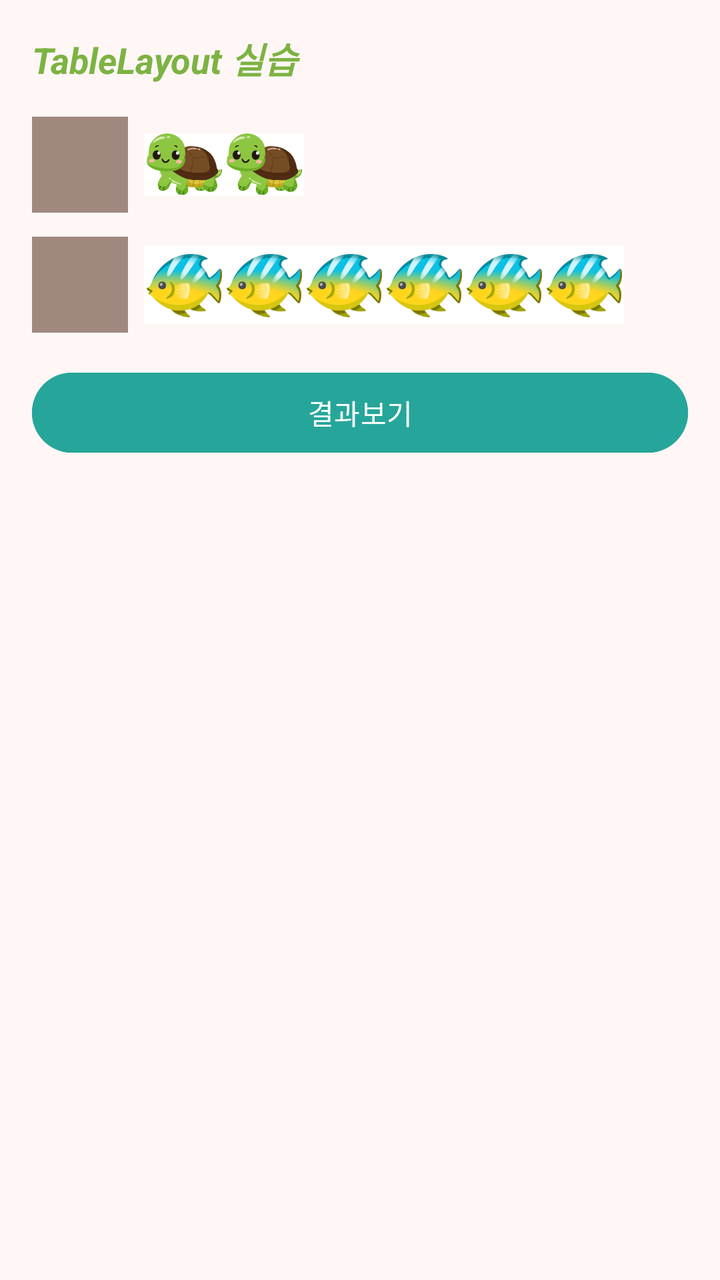
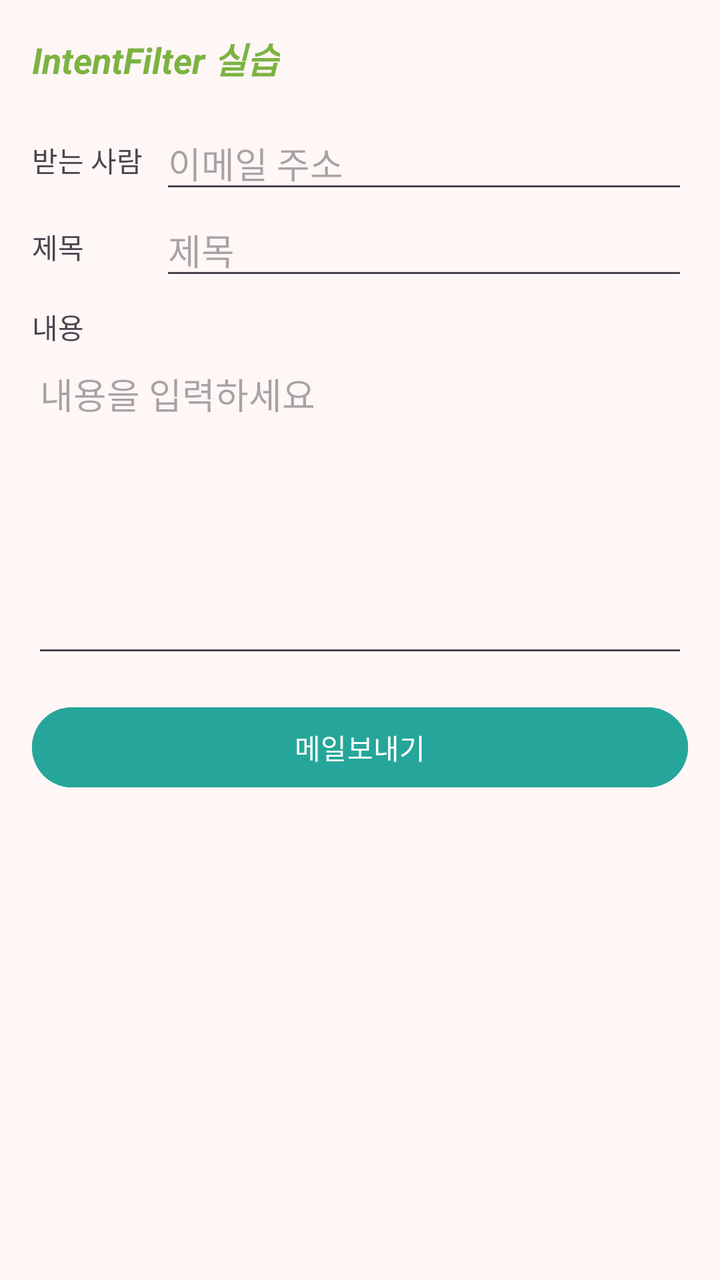

Screens rendered from an Android XML layout before and after an edit, with the pre-edit source and the edit as a unified diff.
<!-- AndroidManifest.xml: application theme Theme.HelloWorld -->
<!-- res/layout/activity_main.xml -->
<?xml version="1.0" encoding="utf-8"?>
<TableLayout xmlns:android="http://schemas.android.com/apk/res/android"
    xmlns:tools="http://schemas.android.com/tools"
    android:id="@+id/main"
    android:layout_width="match_parent"
    android:layout_height="match_parent"
    android:background="#FFF6F6"
    android:padding="16dp"
    tools:context=".MainActivity">

    
    <TextView
        android:layout_width="wrap_content"
        android:layout_height="wrap_content"
        android:layout_marginBottom="16dp"
        android:text="TableLayout 실습"
        android:textColor="#7CB342"
        android:textSize="18sp"
        android:textStyle="bold|italic" />

    
    <TableRow
        android:id="@+id/tableRow1"
        android:layout_width="match_parent"
        android:layout_height="wrap_content"
        android:gravity="center_vertical"
        android:layout_marginBottom="12dp">

        <EditText
            android:id="@+id/editText1"
            android:layout_width="48dp"
            android:layout_height="48dp"
            android:background="#A1887F"
            android:gravity="center"
            android:inputType="number"
            android:maxLength="2"
            android:textColor="#FFFFFF" />

        <ImageView
            android:layout_width="40dp"
            android:layout_height="40dp"
            android:layout_marginStart="8dp"
            android:contentDescription="거북이"
            android:src="@drawable/turtle" />

        <ImageView
            android:layout_width="40dp"
            android:layout_height="40dp"
            android:contentDescription="거북이"
            android:src="@drawable/turtle" />
    </TableRow>

    
    <TableRow
        android:id="@+id/tableRow2"
        android:layout_width="match_parent"
        android:layout_height="wrap_content"
        android:gravity="center_vertical"
        android:layout_marginBottom="16dp">

        <EditText
            android:id="@+id/editText2"
            android:layout_width="48dp"
            android:layout_height="48dp"
            android:background="#A1887F"
            android:gravity="center"
            android:inputType="number"
            android:maxLength="2"
            android:textColor="#FFFFFF" />

        <ImageView
            android:layout_width="40dp"
            android:layout_height="40dp"
            android:layout_marginStart="8dp"
            android:contentDescription="물고기"
            android:src="@drawable/fish" />

        <ImageView
            android:layout_width="40dp"
            android:layout_height="40dp"
            android:contentDescription="물고기"
            android:src="@drawable/fish" />

        <ImageView
            android:layout_width="40dp"
            android:layout_height="40dp"
            android:contentDescription="물고기"
            android:src="@drawable/fish" />

        <ImageView
            android:layout_width="40dp"
            android:layout_height="40dp"
            android:contentDescription="물고기"
            android:src="@drawable/fish" />

        <ImageView
            android:layout_width="40dp"
            android:layout_height="40dp"
            android:contentDescription="물고기"
            android:src="@drawable/fish" />

        <ImageView
            android:layout_width="40dp"
            android:layout_height="40dp"
            android:contentDescription="물고기"
            android:src="@drawable/fish" />
    </TableRow>

    
    <Button
        android:id="@+id/button_result"
        android:layout_width="match_parent"
        android:layout_height="wrap_content"
        android:backgroundTint="#26A69A"
        android:onClick="onButtonClick"
        android:text="결과보기"
        android:textColor="#FFFFFF" />

</TableLayout>
<!-- resources referenced by this layout -->
<resources>
  <!-- drawable fish: png bitmap (drawable, 51769 bytes) -->
  <!-- drawable turtle: png bitmap (drawable, 43240 bytes) -->
  <style name="Theme.HelloWorld" parent="Base.Theme.HelloWorld" />
  <style name="Base.Theme.HelloWorld" parent="Theme.Material3.DayNight.NoActionBar">
          
          
      </style>
</resources>

<!-- the commit's change to res/layout/activity_main.xml (unified diff, before → after) -->
@@ -1,119 +1,87 @@
 <?xml version="1.0" encoding="utf-8"?>
-<TableLayout xmlns:android="http://schemas.android.com/apk/res/android"
+<LinearLayout xmlns:android="http://schemas.android.com/apk/res/android"
     xmlns:tools="http://schemas.android.com/tools"
     android:id="@+id/main"
     android:layout_width="match_parent"
     android:layout_height="match_parent"
     android:background="#FFF6F6"
+    android:orientation="vertical"
     android:padding="16dp"
     tools:context=".MainActivity">
+
+    <TextView
+        android:layout_width="wrap_content"
+        android:layout_height="wrap_content"
+        android:layout_marginBottom="16dp"
+        android:text="IntentFilter 실습"
+        android:textColor="#7CB342"
+        android:textSize="18sp"
+        android:textStyle="bold|italic" />
+
+    
+    <LinearLayout
+        android:layout_width="match_parent"
+        android:layout_height="wrap_content"
+        android:gravity="center_vertical"
+        android:orientation="horizontal">
+
+        <TextView
+            android:layout_width="64dp"
+            android:layout_height="wrap_content"
+            android:text="받는 사람" />
+
+        <EditText
+            android:id="@+id/editText_to"
+            android:layout_width="0dp"
+            android:layout_height="wrap_content"
+            android:layout_weight="1"
+            android:hint="이메일 주소"
+            android:inputType="textEmailAddress" />
+    </LinearLayout>
+
+    
+    <LinearLayout
+        android:layout_width="match_parent"
+        android:layout_height="wrap_content"
+        android:gravity="center_vertical"
+        android:orientation="horizontal">
+
+        <TextView
+            android:layout_width="64dp"
+            android:layout_height="wrap_content"
+            android:text="제목" />
+
+        <EditText
+            android:id="@+id/editText_subject"
+            android:layout_width="0dp"
+            android:layout_height="wrap_content"
+            android:layout_weight="1"
+            android:hint="제목"
+            android:inputType="text" />
+    </LinearLayout>
 
     
     <TextView
         android:layout_width="wrap_content"
         android:layout_height="wrap_content"
-        android:layout_marginBottom="16dp"
-        android:text="TableLayout 실습"
-        android:textColor="#7CB342"
-        android:textSize="18sp"
-        android:textStyle="bold|italic" />
+        android:layout_marginTop="8dp"
+        android:text="내용" />
 
-    
-    <TableRow
-        android:id="@+id/tableRow1"
+    <EditText
+        android:id="@+id/editText_body"
+        android:layout_width="match_parent"
+        android:layout_height="160dp"
+        android:gravity="top|start"
+        android:hint="내용을 입력하세요"
+        android:inputType="textMultiLine" />
+
+    <Button
+        android:id="@+id/button"
         android:layout_width="match_parent"
         android:layout_height="wrap_content"
-        android:gravity="center_vertical"
-        android:layout_marginBottom="12dp">
-
-        <EditText
-            android:id="@+id/editText1"
-            android:layout_width="48dp"
-            android:layout_height="48dp"
-            android:background="#A1887F"
-            android:gravity="center"
-            android:inputType="number"
-            android:maxLength="2"
-            android:textColor="#FFFFFF" />
-
-        <ImageView
-            android:layout_width="40dp"
-            android:layout_height="40dp"
-            android:layout_marginStart="8dp"
-            android:contentDescription="거북이"
-            android:src="@drawable/turtle" />
-
-        <ImageView
-            android:layout_width="40dp"
-            android:layout_height="40dp"
-            android:contentDescription="거북이"
-            android:src="@drawable/turtle" />
-    </TableRow>
-
-    
-    <TableRow
-        android:id="@+id/tableRow2"
-        android:layout_width="match_parent"
-        android:layout_height="wrap_content"
-        android:gravity="center_vertical"
-        android:layout_marginBottom="16dp">
-
-        <EditText
-            android:id="@+id/editText2"
-            android:layout_width="48dp"
-            android:layout_height="48dp"
-            android:background="#A1887F"
-            android:gravity="center"
-            android:inputType="number"
-            android:maxLength="2"
-            android:textColor="#FFFFFF" />
-
-        <ImageView
-            android:layout_width="40dp"
-            android:layout_height="40dp"
-            android:layout_marginStart="8dp"
-            android:contentDescription="물고기"
-            android:src="@drawable/fish" />
-
-        <ImageView
-            android:layout_width="40dp"
-            android:layout_height="40dp"
-            android:contentDescription="물고기"
-            android:src="@drawable/fish" />
-
-        <ImageView
-            android:layout_width="40dp"
-            android:layout_height="40dp"
-            android:contentDescription="물고기"
-            android:src="@drawable/fish" />
-
-        <ImageView
-            android:layout_width="40dp"
-            android:layout_height="40dp"
-            android:contentDescription="물고기"
-            android:src="@drawable/fish" />
-
-        <ImageView
-            android:layout_width="40dp"
-            android:layout_height="40dp"
-            android:contentDescription="물고기"
-            android:src="@drawable/fish" />
-
-        <ImageView
-            android:layout_width="40dp"
-            android:layout_height="40dp"
-            android:contentDescription="물고기"
-            android:src="@drawable/fish" />
-    </TableRow>
-
-    
-    <Button
-        android:id="@+id/button_result"
-        android:layout_width="match_parent"
-        android:layout_height="wrap_content"
+        android:layout_marginTop="16dp"
         android:backgroundTint="#26A69A"
-        android:onClick="onButtonClick"
-        android:text="결과보기"
+        android:text="메일보내기"
         android:textColor="#FFFFFF" />
 
-</TableLayout>
+</LinearLayout>
<!-- resource entries referenced after the edit -->
@@ -1,7 +1,5 @@
 <!-- resources referenced by this layout -->
 <resources>
-  <!-- drawable fish: png bitmap (drawable, 51769 bytes) -->
-  <!-- drawable turtle: png bitmap (drawable, 43240 bytes) -->
   <style name="Theme.HelloWorld" parent="Base.Theme.HelloWorld" />
   <style name="Base.Theme.HelloWorld" parent="Theme.Material3.DayNight.NoActionBar">
           
